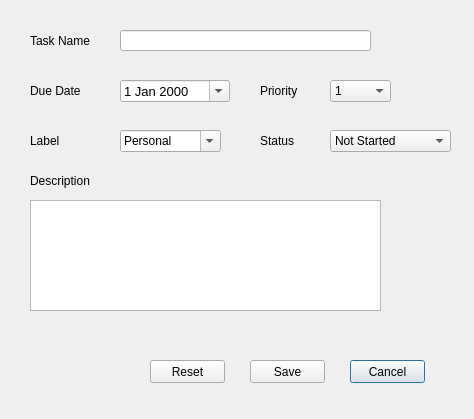
Above: ui/edit_task.ui from VicMbugua/TaskManagementSystem before the change. Below: the same form after it.
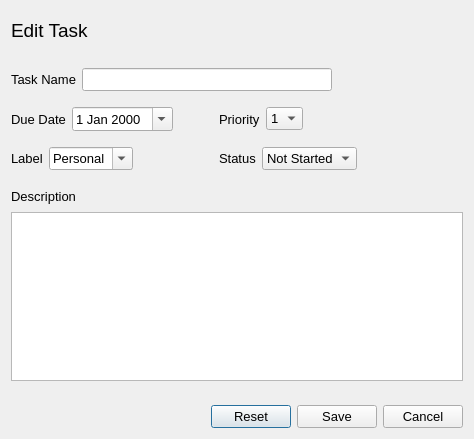
That is the form after the change.

Diff of the .ui file:
```diff
--- a/ui/edit_task.ui
+++ b/ui/edit_task.ui
@@ -7,116 +7,160 @@
     <x>0</x>
     <y>0</y>
     <width>474</width>
-    <height>419</height>
+    <height>439</height>
    </rect>
   </property>
+  <property name="font">
+   <font>
+    <pointsize>10</pointsize>
+   </font>
+  </property>
   <property name="windowTitle">
    <string>Edit Task</string>
   </property>
-  <widget class="QComboBox" name="status">
-   <property name="geometry">
-    <rect>
-     <x>330</x>
-     <y>130</y>
-     <width>121</width>
-     <height>22</height>
-    </rect>
-   </property>
+  <layout class="QVBoxLayout" name="verticalLayout">
+   <item>
+    <layout class="QHBoxLayout" name="horizontalLayout">
+     <property name="topMargin">
+      <number>8</number>
+     </property>
+     <property name="bottomMargin">
+      <number>20</number>
+     </property>
    <item>
+      <widget class="QLabel" name="label_7">
+       <property name="font">
+        <font>
+         <pointsize>14</pointsize>
+        </font>
+       </property>
     <property name="text">
-     <string>Not Started</string>
-    </property>
+        <string>Edit Task</string>
+       </property>
+      </widget>
    </item>
    <item>
-    <property name="text">
-     <string>Started</string>
-    </property>
-   </item>
-  </widget>
-  <widget class="QLabel" name="label_5">
-   <property name="geometry">
-    <rect>
-     <x>260</x>
-     <y>130</y>
-     <width>51</width>
-     <height>21</height>
-    </rect>
-   </property>
+      <spacer name="horizontalSpacer">
+       <property name="orientation">
+        <enum>Qt::Horizontal</enum>
+       </property>
+       <property name="sizeHint" stdset="0">
+        <size>
+         <width>40</width>
+         <height>20</height>
+        </size>
+       </property>
+      </spacer>
+     </item>
+    </layout>
+   </item>
+   <item>
+    <layout class="QHBoxLayout" name="horizontalLayout_2">
+     <property name="bottomMargin">
+      <number>10</number>
+     </property>
+     <item>
+      <widget class="QLabel" name="label">
    <property name="text">
-    <string>Status</string>
-   </property>
-  </widget>
+        <string>Task Name</string>
+       </property>
+      </widget>
+     </item>
+     <item>
+      <widget class="QLineEdit" name="task_name">
+       <property name="sizePolicy">
+        <sizepolicy hsizetype="Fixed" vsizetype="Fixed">
+         <horstretch>0</horstretch>
+         <verstretch>0</verstretch>
+        </sizepolicy>
+       </property>
+       <property name="minimumSize">
+        <size>
+         <width>250</width>
+         <height>0</height>
+        </size>
+       </property>
+      </widget>
+     </item>
+     <item>
+      <spacer name="horizontalSpacer_2">
+       <property name="orientation">
+        <enum>Qt::Horizontal</enum>
+       </property>
+       <property name="sizeHint" stdset="0">
+        <size>
+         <width>40</width>
+         <height>20</height>
+        </size>
+       </property>
+      </spacer>
+     </item>
+    </layout>
+   </item>
+   <item>
+    <layout class="QHBoxLayout" name="horizontalLayout_3">
+     <property name="bottomMargin">
+      <number>10</number>
+     </property>
+     <item>
   <widget class="QLabel" name="label_2">
-   <property name="geometry">
-    <rect>
-     <x>30</x>
-     <y>80</y>
-     <width>81</width>
-     <height>21</height>
-    </rect>
-   </property>
    <property name="text">
     <string>Due Date</string>
    </property>
   </widget>
+     </item>
+     <item>
+      <widget class="QDateEdit" name="due_date">
+       <property name="sizePolicy">
+        <sizepolicy hsizetype="Fixed" vsizetype="Fixed">
+         <horstretch>0</horstretch>
+         <verstretch>0</verstretch>
+        </sizepolicy>
+       </property>
+       <property name="minimumSize">
+        <size>
+         <width>100</width>
+         <height>0</height>
+        </size>
+       </property>
+       <property name="font">
+        <font>
+         <pointsize>10</pointsize>
+        </font>
+       </property>
+       <property name="readOnly">
+        <bool>false</bool>
+       </property>
+       <property name="calendarPopup">
+        <bool>true</bool>
+       </property>
+      </widget>
+     </item>
+     <item>
+      <spacer name="horizontalSpacer_3">
+       <property name="orientation">
+        <enum>Qt::Horizontal</enum>
+       </property>
+       <property name="sizeType">
+        <enum>QSizePolicy::Fixed</enum>
+       </property>
+       <property name="sizeHint" stdset="0">
+        <size>
+         <width>40</width>
+         <height>20</height>
+        </size>
+       </property>
+      </spacer>
+     </item>
+     <item>
   <widget class="QLabel" name="label_3">
-   <property name="geometry">
-    <rect>
-     <x>260</x>
-     <y>80</y>
-     <width>61</width>
-     <height>21</height>
-    </rect>
-   </property>
    <property name="text">
     <string>Priority</string>
    </property>
   </widget>
-  <widget class="QPushButton" name="cancel_btn">
-   <property name="geometry">
-    <rect>
-     <x>350</x>
-     <y>360</y>
-     <width>75</width>
-     <height>23</height>
-    </rect>
-   </property>
-   <property name="text">
-    <string>Cancel</string>
-   </property>
-  </widget>
-  <widget class="QLineEdit" name="task_name">
-   <property name="geometry">
-    <rect>
-     <x>120</x>
-     <y>30</y>
-     <width>251</width>
-     <height>21</height>
-    </rect>
-   </property>
-  </widget>
-  <widget class="QLabel" name="label">
-   <property name="geometry">
-    <rect>
-     <x>30</x>
-     <y>30</y>
-     <width>81</width>
-     <height>21</height>
-    </rect>
-   </property>
-   <property name="text">
-    <string>Task Name</string>
-   </property>
-  </widget>
+     </item>
+     <item>
   <widget class="QComboBox" name="priority">
-   <property name="geometry">
-    <rect>
-     <x>330</x>
-     <y>80</y>
-     <width>61</width>
-     <height>22</height>
-    </rect>
-   </property>
    <item>
     <property name="text">
      <string>1</string>
@@ -143,15 +187,36 @@
     </property>
    </item>
   </widget>
+     </item>
+     <item>
+      <spacer name="horizontalSpacer_5">
+       <property name="orientation">
+        <enum>Qt::Horizontal</enum>
+       </property>
+       <property name="sizeHint" stdset="0">
+        <size>
+         <width>40</width>
+         <height>20</height>
+        </size>
+       </property>
+      </spacer>
+     </item>
+    </layout>
+   </item>
+   <item>
+    <layout class="QHBoxLayout" name="horizontalLayout_4">
+     <property name="bottomMargin">
+      <number>10</number>
+     </property>
+     <item>
+      <widget class="QLabel" name="label_4">
+       <property name="text">
+        <string>Label</string>
+       </property>
+      </widget>
+     </item>
+     <item>
   <widget class="QComboBox" name="label_name">
-   <property name="geometry">
-    <rect>
-     <x>120</x>
-     <y>130</y>
-     <width>101</width>
-     <height>22</height>
-    </rect>
-   </property>
    <property name="editable">
     <bool>true</bool>
    </property>
@@ -160,6 +225,11 @@
      <string>Personal</string>
     </property>
    </item>
+       <item>
+        <property name="text">
+         <string>Important</string>
+        </property>
+       </item>
    <item>
     <property name="text">
      <string>Work</string>
@@ -170,90 +240,144 @@
      <string>School</string>
     </property>
    </item>
-  </widget>
-  <widget class="QLabel" name="label_4">
-   <property name="geometry">
-    <rect>
-     <x>30</x>
-     <y>130</y>
-     <width>51</width>
-     <height>21</height>
-    </rect>
-   </property>
+       <item>
    <property name="text">
-    <string>Label</string>
-   </property>
-  </widget>
-  <widget class="QDateEdit" name="due_date">
-   <property name="geometry">
-    <rect>
-     <x>120</x>
-     <y>80</y>
-     <width>110</width>
-     <height>22</height>
-    </rect>
-   </property>
-   <property name="font">
-    <font>
-     <pointsize>10</pointsize>
-    </font>
-   </property>
-   <property name="readOnly">
-    <bool>false</bool>
-   </property>
-   <property name="calendarPopup">
-    <bool>true</bool>
-   </property>
-  </widget>
-  <widget class="QTextEdit" name="description">
-   <property name="geometry">
-    <rect>
-     <x>30</x>
-     <y>200</y>
-     <width>351</width>
-     <height>111</height>
-    </rect>
-   </property>
-  </widget>
+         <string>Pleasure</string>
+        </property>
+       </item>
+      </widget>
+     </item>
+     <item>
+      <spacer name="horizontalSpacer_4">
+       <property name="orientation">
+        <enum>Qt::Horizontal</enum>
+       </property>
+       <property name="sizeType">
+        <enum>QSizePolicy::Fixed</enum>
+       </property>
+       <property name="sizeHint" stdset="0">
+        <size>
+         <width>80</width>
+         <height>20</height>
+        </size>
+       </property>
+      </spacer>
+     </item>
+     <item>
+      <widget class="QLabel" name="label_5">
+       <property name="text">
+        <string>Status</string>
+       </property>
+      </widget>
+     </item>
+     <item>
+      <widget class="QComboBox" name="status">
+       <item>
+        <property name="text">
+         <string>Not Started</string>
+        </property>
+       </item>
+       <item>
+        <property name="text">
+         <string>Started</string>
+        </property>
+       </item>
+      </widget>
+     </item>
+     <item>
+      <spacer name="horizontalSpacer_6">
+       <property name="orientation">
+        <enum>Qt::Horizontal</enum>
+       </property>
+       <property name="sizeHint" stdset="0">
+        <size>
+         <width>40</width>
+         <height>20</height>
+        </size>
+       </property>
+      </spacer>
+     </item>
+    </layout>
+   </item>
+   <item>
+    <layout class="QHBoxLayout" name="horizontalLayout_5">
+     <item>
   <widget class="QLabel" name="label_6">
-   <property name="geometry">
-    <rect>
-     <x>30</x>
-     <y>170</y>
-     <width>91</width>
-     <height>21</height>
-    </rect>
-   </property>
    <property name="text">
     <string>Description</string>
    </property>
   </widget>
-  <widget class="QPushButton" name="save_btn">
-   <property name="geometry">
-    <rect>
-     <x>250</x>
-     <y>360</y>
-     <width>75</width>
-     <height>23</height>
-    </rect>
-   </property>
-   <property name="text">
-    <string>Save</string>
-   </property>
-  </widget>
+     </item>
+     <item>
+      <spacer name="horizontalSpacer_7">
+       <property name="orientation">
+        <enum>Qt::Horizontal</enum>
+       </property>
+       <property name="sizeHint" stdset="0">
+        <size>
+         <width>40</width>
+         <height>20</height>
+        </size>
+       </property>
+      </spacer>
+     </item>
+    </layout>
+   </item>
+   <item>
+    <widget class="QTextEdit" name="description"/>
+   </item>
+   <item>
+    <spacer name="verticalSpacer">
+     <property name="orientation">
+      <enum>Qt::Vertical</enum>
+     </property>
+     <property name="sizeHint" stdset="0">
+      <size>
+       <width>20</width>
+       <height>40</height>
+      </size>
+     </property>
+    </spacer>
+   </item>
+   <item>
+    <layout class="QHBoxLayout" name="horizontalLayout_6">
+     <item>
+      <spacer name="horizontalSpacer_8">
+       <property name="orientation">
+        <enum>Qt::Horizontal</enum>
+       </property>
+       <property name="sizeHint" stdset="0">
+        <size>
+         <width>40</width>
+         <height>20</height>
+        </size>
+       </property>
+      </spacer>
+     </item>
+     <item>
   <widget class="QPushButton" name="reset_btn">
-   <property name="geometry">
-    <rect>
-     <x>150</x>
-     <y>360</y>
-     <width>75</width>
-     <height>23</height>
-    </rect>
-   </property>
    <property name="text">
     <string>Reset</string>
    </property>
   </widget>
+     </item>
+     <item>
+      <widget class="QPushButton" name="save_btn">
+       <property name="text">
+        <string>Save</string>
+       </property>
+      </widget>
+     </item>
+     <item>
+      <widget class="QPushButton" name="cancel_btn">
+       <property name="text">
+        <string>Cancel</string>
+       </property>
+      </widget>
+     </item>
+    </layout>
+   </item>
+  </layout>
  </widget>
  <tabstops>
   <tabstop>task_name</tabstop>
```
Left out of the diff: 19 changed lines with no effect on the pictures. Lines whose indentation alone changed are shown as unchanged.
